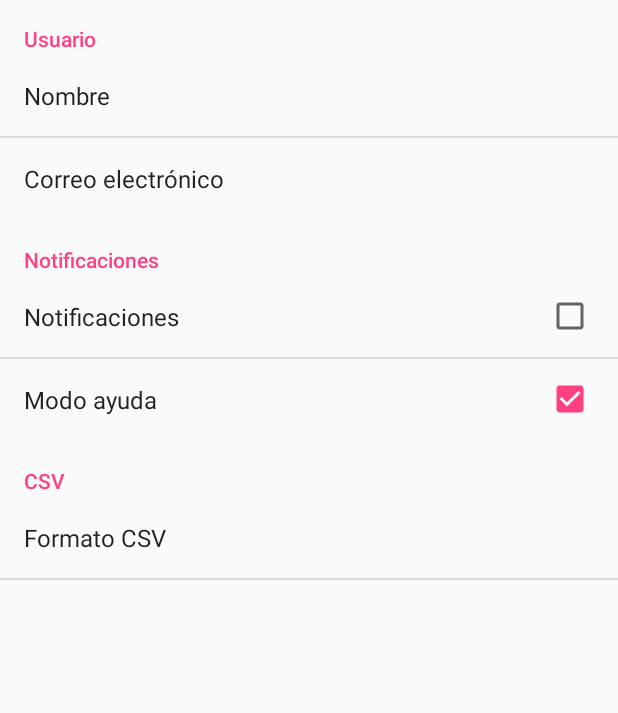
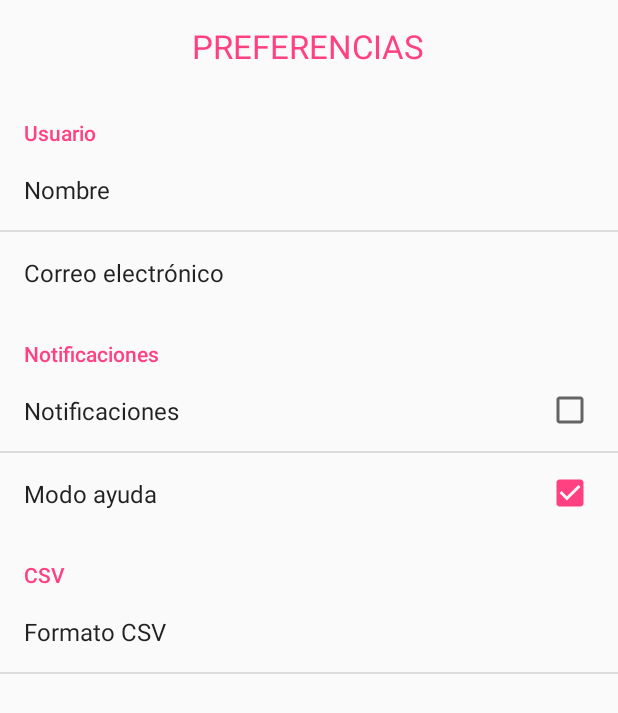
Before and after one commit to BeatProgramming/teacher_tracker, an Android app: the screen it shows after launch (Settings), in the options menu, after a tap on "Configuración", on a phone screen of 412 x 824 dp. Shown: the top 713 px of the screen. Run offline under Robolectric (Android 15) with nearby library versions, the phone set to English and light mode, and no system bars.

Commit message:
Modificaciones en preferencias

```diff
--- a/app/src/main/java/beatprogramming/github/com/teacker_tracker/util/HelpUtil.java
+++ b/app/src/main/java/beatprogramming/github/com/teacker_tracker/util/HelpUtil.java
@@ -16,7 +16,7 @@ public class HelpUtil {
      */
     public static void showIndexHelp(Context context, String[] msg){
         for(String aHelp_msg: msg){
-            Toast toast = Toast.makeText(context, aHelp_msg, Toast.LENGTH_LONG);
+            Toast toast = Toast.makeText(context, aHelp_msg, Toast.LENGTH_SHORT);
             toast.setGravity(Gravity.CENTER, 0, 0);
             toast.show();
         }
@@ -29,7 +29,7 @@ public class HelpUtil {
      */
     public static void showTaskHelp(Context context, String[] msg){
         for (String aHelp_msg : msg) {
-            Toast toast = Toast.makeText(context, aHelp_msg, Toast.LENGTH_LONG);
+            Toast toast = Toast.makeText(context, aHelp_msg, Toast.LENGTH_SHORT);
             toast.setGravity(Gravity.CENTER, 0, 0);
             toast.show();
         }
@@ -42,7 +42,7 @@ public class HelpUtil {
      */
     public static void showSubjectHelp(Context context, String [] msg){
         for (String aHelp_msg : msg) {
-            Toast toast = Toast.makeText(context, aHelp_msg, Toast.LENGTH_LONG);
+            Toast toast = Toast.makeText(context, aHelp_msg, Toast.LENGTH_SHORT);
             toast.setGravity(Gravity.CENTER, 0, 0);
             toast.show();
         }
@@ -55,7 +55,7 @@ public class HelpUtil {
      */
     public static void showScoreHelp(Context context, String [] msg){
         for (String aHelp_msg : msg) {
-            Toast toast = Toast.makeText(context, aHelp_msg, Toast.LENGTH_LONG);
+            Toast toast = Toast.makeText(context, aHelp_msg, Toast.LENGTH_SHORT);
             toast.setGravity(Gravity.CENTER, 0, 0);
             toast.show();
         }
--- /dev/null
+++ b/app/src/main/res/layout-land/activity_title_settings.xml
@@ -0,0 +1,20 @@
+<RelativeLayout xmlns:android="http://schemas.android.com/apk/res/android"
+    xmlns:tools="http://schemas.android.com/tools" android:layout_width="match_parent"
+    android:layout_height="match_parent" android:paddingLeft="@dimen/activity_horizontal_margin"
+    android:paddingRight="@dimen/activity_horizontal_margin"
+    android:paddingTop="@dimen/activity_vertical_margin"
+    android:paddingBottom="@dimen/activity_vertical_margin"
+    tools:context="beatprogramming.github.com.teacker_tracker.NotesActivity">
+
+
+    <TextView
+        android:layout_width="wrap_content"
+        android:layout_height="wrap_content"
+        android:textAppearance="?android:attr/textAppearanceLarge"
+        android:id="@+id/subject_note"
+        android:text="PREFERENCIAS"
+        android:textColor="@color/colorAccent"
+        android:layout_alignParentTop="true"
+        android:layout_centerHorizontal="true" />
+
+</RelativeLayout>
--- /dev/null
+++ b/app/src/main/res/layout-sw600dp/activity_title_settings.xml
@@ -0,0 +1,20 @@
+<RelativeLayout xmlns:android="http://schemas.android.com/apk/res/android"
+    xmlns:tools="http://schemas.android.com/tools" android:layout_width="match_parent"
+    android:layout_height="match_parent" android:paddingLeft="@dimen/activity_horizontal_margin"
+    android:paddingRight="@dimen/activity_horizontal_margin"
+    android:paddingTop="@dimen/activity_vertical_margin"
+    android:paddingBottom="@dimen/activity_vertical_margin"
+    tools:context="beatprogramming.github.com.teacker_tracker.NotesActivity">
+
+
+    <TextView
+        android:layout_width="wrap_content"
+        android:layout_height="wrap_content"
+        android:textAppearance="?android:attr/textAppearanceLarge"
+        android:id="@+id/subject_note"
+        android:text="PREFERENCIAS"
+        android:textColor="@color/colorAccent"
+        android:layout_alignParentTop="true"
+        android:layout_centerHorizontal="true" />
+
+</RelativeLayout>
--- a/app/src/main/res/layout-sw600dp/listview_task_row.xml
+++ b/app/src/main/res/layout-sw600dp/listview_task_row.xml
@@ -7,7 +7,7 @@
     android:padding="5dp">
 
     <TextView
-        android:id="@+id/hour_main"
+        android:id="@+id/hourTask"
         android:layout_width="wrap_content"
         android:layout_height="wrap_content"
         android:layout_weight="0.25" />
@@ -19,7 +19,7 @@
         android:orientation="vertical">
 
         <TextView
-            android:id="@+id/task_main"
+            android:id="@+id/taskSubject"
             android:layout_width="wrap_content"
             android:layout_height="wrap_content"
             android:ellipsize="end"
@@ -29,7 +29,7 @@
             android:textStyle="bold" />
 
         <TextView
-            android:id="@+id/task_subject"
+            android:id="@+id/taskName"
             android:layout_width="wrap_content"
             android:layout_height="wrap_content"
             android:ellipsize="end"
@@ -39,7 +39,7 @@
     </LinearLayout>
 
     <ImageView
-        android:id="@+id/newNote"
+        android:id="@+id/newNoteTask"
         android:layout_width="40dp"
         android:layout_height="40dp"
         android:background="@drawable/note" />
--- /dev/null
+++ b/app/src/main/res/layout-sw720dp/activity_title_settings.xml
@@ -0,0 +1,20 @@
+<RelativeLayout xmlns:android="http://schemas.android.com/apk/res/android"
+    xmlns:tools="http://schemas.android.com/tools" android:layout_width="match_parent"
+    android:layout_height="match_parent" android:paddingLeft="@dimen/activity_horizontal_margin"
+    android:paddingRight="@dimen/activity_horizontal_margin"
+    android:paddingTop="@dimen/activity_vertical_margin"
+    android:paddingBottom="@dimen/activity_vertical_margin"
+    tools:context="beatprogramming.github.com.teacker_tracker.NotesActivity">
+
+
+    <TextView
+        android:layout_width="wrap_content"
+        android:layout_height="wrap_content"
+        android:textAppearance="?android:attr/textAppearanceLarge"
+        android:id="@+id/subject_note"
+        android:text="PREFERENCIAS"
+        android:textColor="@color/colorAccent"
+        android:layout_alignParentTop="true"
+        android:layout_centerHorizontal="true" />
+
+</RelativeLayout>
--- a/app/src/main/res/layout-sw720dp/listview_task_row.xml
+++ b/app/src/main/res/layout-sw720dp/listview_task_row.xml
@@ -7,7 +7,7 @@
     android:padding="5dp">
 
     <TextView
-        android:id="@+id/hour_main"
+        android:id="@+id/hourTask"
         android:layout_width="wrap_content"
         android:layout_height="wrap_content"
         android:layout_weight="0.25" />
@@ -19,7 +19,7 @@
         android:orientation="vertical">
 
         <TextView
-            android:id="@+id/task_main"
+            android:id="@+id/taskSubject"
             android:layout_width="wrap_content"
             android:layout_height="wrap_content"
             android:ellipsize="end"
@@ -29,7 +29,7 @@
             android:textStyle="bold" />
 
         <TextView
-            android:id="@+id/task_subject"
+            android:id="@+id/taskName"
             android:layout_width="wrap_content"
             android:layout_height="wrap_content"
             android:ellipsize="end"
@@ -39,7 +39,7 @@
     </LinearLayout>
 
     <ImageView
-        android:id="@+id/newNote"
+        android:id="@+id/newNoteTask"
         android:layout_width="40dp"
         android:layout_height="40dp"
         android:background="@drawable/note" />
--- /dev/null
+++ b/app/src/main/res/layout/activity_title_settings.xml
@@ -0,0 +1,20 @@
+<RelativeLayout xmlns:android="http://schemas.android.com/apk/res/android"
+    xmlns:tools="http://schemas.android.com/tools" android:layout_width="match_parent"
+    android:layout_height="match_parent" android:paddingLeft="@dimen/activity_horizontal_margin"
+    android:paddingRight="@dimen/activity_horizontal_margin"
+    android:paddingTop="@dimen/activity_vertical_margin"
+    android:paddingBottom="@dimen/activity_vertical_margin"
+    tools:context="beatprogramming.github.com.teacker_tracker.NotesActivity">
+
+
+    <TextView
+        android:layout_width="wrap_content"
+        android:layout_height="wrap_content"
+        android:textAppearance="?android:attr/textAppearanceLarge"
+        android:id="@+id/subject_note"
+        android:text="PREFERENCIAS"
+        android:textColor="@color/colorAccent"
+        android:layout_alignParentTop="true"
+        android:layout_centerHorizontal="true" />
+
+</RelativeLayout>
--- a/app/src/main/res/xml/settings.xml
+++ b/app/src/main/res/xml/settings.xml
@@ -1,6 +1,8 @@
 <?xml version="1.0" encoding="utf-8"?>
 <PreferenceScreen xmlns:android="http://schemas.android.com/apk/res/android">
 
+    <PreferenceCategory android:title="PREFERENCIAS" android:layout="@layout/activity_title_settings">
+    </PreferenceCategory>
     <!-- Preferencias usuario -->
     <PreferenceCategory android:title="Usuario">
         <EditTextPreference
```
